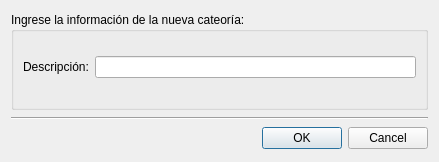
This is AbogadosDesktop/src/gui/uis/nuevaCategoria.ui in ehmsoft/Desktop as Qt 5 draws it before an edit. The edited form follows.
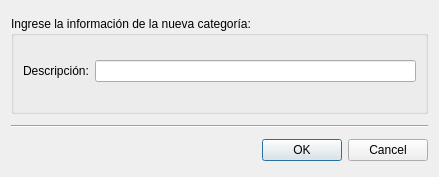
This is the edited form.

Commit message: Se corrige error ortográfico en NuevaCategoria

What changed in the file:
```diff
--- a/AbogadosDesktop/src/gui/uis/nuevaCategoria.ui
+++ b/AbogadosDesktop/src/gui/uis/nuevaCategoria.ui
@@ -7,7 +7,7 @@
     <x>0</x>
     <y>0</y>
     <width>439</width>
-    <height>162</height>
+    <height>177</height>
    </rect>
   </property>
   <property name="sizePolicy">
@@ -45,7 +45,7 @@
       </sizepolicy>
      </property>
      <property name="title">
-      <string>Ingrese la información de la nueva cateoría:</string>
+      <string>Ingrese la información de la nueva categoría:</string>
      </property>
      <layout class="QGridLayout" name="gridLayout_2">
       <item row="0" column="0">
```
Left out of the diff: 2 changed lines with no effect on the pictures. The commit also changes 1 other file.
